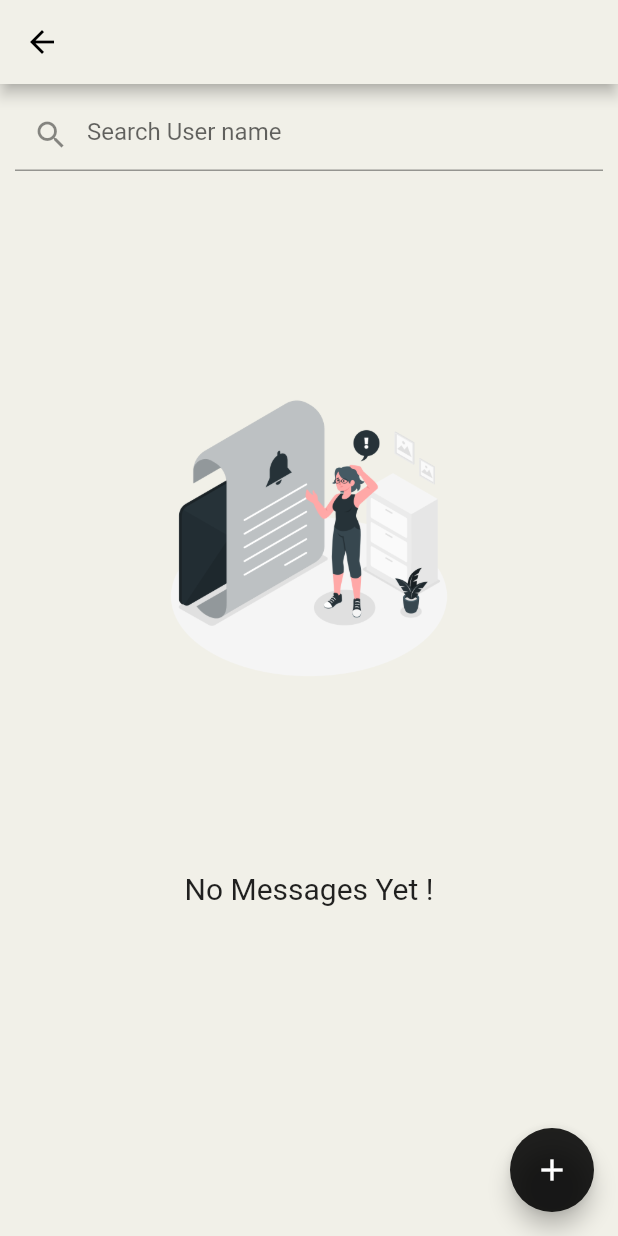
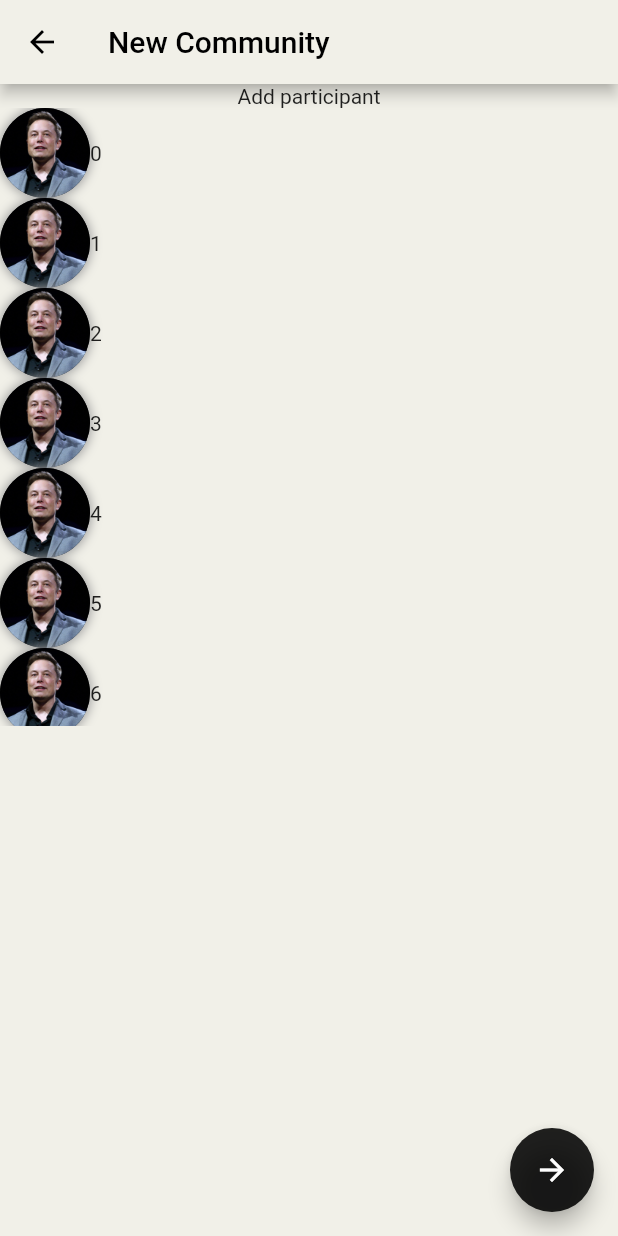
Before and after one commit to imshivamdwivedi/Buddy, a Flutter app: the screen it shows once a user with an empty profile is signed in, item 2 of the bottom bar chosen, after a tap on the "home" icon, after a tap on the "message" icon, on a phone screen of 412 x 824 dp. Run offline on Flutter 3.47's test engine with Material 2 defaults, Android fonts, the phone set to English and light mode, and no system bars; drawn by our look-alikes of flutter_typeahead; our stand-ins replace another_flushbar, firebase_auth, firebase_core, firebase_database, flutter_svg, google_sign_in and 3 more; missing offline and left inert: syncfusion_flutter_core; accounts and stored records are empty.

Commit message:
created create community_screen

```diff
--- /dev/null
+++ b/lib/chat/group/screens/create_community_screen.dart
@@ -0,0 +1,138 @@
+import 'package:buddy/constants.dart';
+import 'package:buddy/user/models/user_model.dart';
+import 'package:flutter/material.dart';
+
+class CreateCommunityScreen extends StatefulWidget {
+  static const routeName = "/create-community";
+  const CreateCommunityScreen({Key? key}) : super(key: key);
+
+  @override
+  _CreateCommunityScreenState createState() => _CreateCommunityScreenState();
+}
+
+class _CreateCommunityScreenState extends State<CreateCommunityScreen> {
+  List<int> _userList = [];
+
+  void _addUserToList(int user) {
+    setState(() {
+      _userList.add(user);
+    });
+  }
+
+  @override
+  Widget build(BuildContext context) {
+    return Scaffold(
+      floatingActionButton: FloatingActionButton(
+        tooltip: 'Create Community',
+        backgroundColor: Colors.black87,
+        child: Icon(
+          Icons.arrow_forward,
+        ),
+        onPressed: () {},
+      ),
+      appBar: AppBar(
+        iconTheme: IconThemeData(color: Colors.black),
+        title: Text(
+          "New Community",
+          style: TextStyle(color: Colors.black),
+        ),
+        backgroundColor: kPrimaryColor,
+      ),
+      body: SingleChildScrollView(
+        child: Container(
+          child: Column(
+            children: [
+              _userList.length > 0
+                  ? Row(
+                      children: [
+                        Flexible(
+                          child: SizedBox(
+                            height: MediaQuery.of(context).size.width * 0.3,
+                            child: ListView.builder(
+                                shrinkWrap: true,
+                                scrollDirection: Axis.horizontal,
+                                itemCount: _userList.length,
+                                itemBuilder: (BuildContext context, int index) {
+                                  return Container(
+                                      width: 85,
+                                      child: Column(
+                                        children: [
+                                          Container(
+                                            decoration: BoxDecoration(
+                                              shape: BoxShape.circle,
+                                              boxShadow: [
+                                                BoxShadow(
+                                                    blurRadius: 5,
+                                                    color: Colors.grey,
+                                                    spreadRadius: 1)
+                                              ],
+                                            ),
+                                            child: CircleAvatar(
+                                              radius: 30,
+                                              backgroundImage: AssetImage(
+                                                  'assets/images/elon.jpg'),
+                                            ),
+                                          ),
+                                          SizedBox(
+                                            height: 5,
+                                          ),
+                                          Text('${_userList[index]}')
+                                        ],
+                                      ));
+                                }),
+                          ),
+                        )
+                      ],
+                    )
+                  : Center(child: Text("Add participant")),
+              Column(
+                children: [
+                  SizedBox(
+                    height: MediaQuery.of(context).size.height * 0.5,
+                    child: ListView.builder(
+                        shrinkWrap: true,
+                        itemCount: 10,
+                        scrollDirection: Axis.vertical,
+                        itemBuilder: (BuildContext context, int index) {
+                          return InkWell(
+                            onTap: () {
+                              _addUserToList(0);
+                            },
+                            child: Container(
+                                width: 85,
+                                child: Row(
+                                  children: [
+                                    Container(
+                                      decoration: BoxDecoration(
+                                        shape: BoxShape.circle,
+                                        boxShadow: [
+                                          BoxShadow(
+                                              blurRadius: 5,
+                                              color: Colors.grey,
+                                              spreadRadius: 1)
+                                        ],
+                                      ),
+                                      child: CircleAvatar(
+                                        radius: 30,
+                                        backgroundImage: AssetImage(
+                                            'assets/images/elon.jpg'),
+                                      ),
+                                    ),
+                                    SizedBox(
+                                      height: 5,
+                                    ),
+                                    Text('${index}')
+                                  ],
+                                )),
+                          );
+                        }),
+                  ),
+                ],
+              ),
+            ],
+          ),
+        ),
+      ),
+    );
+  }
+}
--- a/lib/chat/screens/user_chat_list.dart
+++ b/lib/chat/screens/user_chat_list.dart
@@ -162,6 +162,7 @@ class _UserChatListState extends State<UserChatList> {
   @override
   Widget build(BuildContext context) {
     return Scaffold(
+      resizeToAvoidBottomInset: false,
       floatingActionButton: FloatingActionButton(
         tooltip: 'Create Community',
         backgroundColor: Colors.black87,
@@ -178,7 +179,8 @@ class _UserChatListState extends State<UserChatList> {
           color: Colors.black,
         ),
       ),
-      body: Column(children: [
+      body: SingleChildScrollView(
+        child: Column(children: [
           Container(
             padding: EdgeInsets.all(10),
             child: TypeAheadField<FriendsModel>(
@@ -229,8 +231,9 @@ class _UserChatListState extends State<UserChatList> {
                 if (snap.hasData &&
                     !snap.hasError &&
                     snap.data!.snapshot.value != null) {
-                return Container(
-                  height: MediaQuery.of(context).size.height * 0.8,
+                  return SingleChildScrollView(
+                    child: Container(
+                      height: MediaQuery.of(context).size.height * 0.7,
                       child: FirebaseAnimatedList(
                         // sort: (a, b) {
                         //   return a.value['createdAt'] > b.value['createdAt']
@@ -238,9 +241,12 @@ class _UserChatListState extends State<UserChatList> {
                         //       : 1;
                         // },
                         query: _myList,
-                    itemBuilder: (BuildContext context, DataSnapshot snapshot,
-                        Animation<double> animation, int index) {
-                      if (snapshot.value['user'] != _auth.currentUser!.uid) {
+                        itemBuilder: (BuildContext context,
+                            DataSnapshot snapshot,
+                            Animation<double> animation,
+                            int index) {
+                          if (snapshot.value['user'] !=
+                              _auth.currentUser!.uid) {
                             return ListTile(
                               onTap: () {
                                 //---( Opening Previous Channel )---//
@@ -277,6 +283,7 @@ class _UserChatListState extends State<UserChatList> {
                           }
                         },
                       ),
+                    ),
                   );
                 } else {
                   return Column(
@@ -303,6 +310,7 @@ class _UserChatListState extends State<UserChatList> {
             ),
           ),
         ]),
+      ),
     );
   }
 }
--- a/lib/main.dart
+++ b/lib/main.dart
@@ -1,6 +1,7 @@
 import 'package:buddy/auth/sign_in.dart';
 import 'package:buddy/auth/sign_up.dart';
 import 'package:buddy/auth/verify.dart';
+import 'package:buddy/chat/group/screens/create_community_screen.dart';
 import 'package:buddy/chat/models/chat_search_provider.dart';
 import 'package:buddy/user/models/home_search_provider.dart';
 import 'package:buddy/user/models/user_genre_provider.dart';
@@ -91,6 +92,7 @@ class MyApp extends StatelessWidget {
           UserChatList.routeName: (ctx) => UserChatList(),
           SearchScreen.routeName: (cts) => SearchScreen(),
           SearchConnectionScreen.routeName: (ctx) => SearchConnectionScreen(),
+          CreateCommunityScreen.routeName: (ctx) => CreateCommunityScreen(),
         },
       ),
     );
--- a/lib/notification/screen/notification_screen.dart
+++ b/lib/notification/screen/notification_screen.dart
@@ -24,6 +24,7 @@ class _UserNotificationState extends State<UserNotification> {
   Widget build(BuildContext context) {
     return Scaffold(
       appBar: AppBar(
+        iconTheme: IconThemeData(color: Colors.black),
         title: Text(
           "Notifications",
           style: TextStyle(color: Colors.black87),
--- a/lib/user/screens/user_dashboard_pages.dart/home.dart
+++ b/lib/user/screens/user_dashboard_pages.dart/home.dart
@@ -1,3 +1,4 @@
+import 'package:buddy/chat/group/screens/create_community_screen.dart';
 import 'package:buddy/chat/screens/user_chat_list.dart';
 import 'package:buddy/components/searchbar.dart';
 import 'package:buddy/user/models/activity_model.dart';
@@ -131,7 +132,7 @@ class _UserHomeState extends State<UserHome> {
                       IconButton(
                           onPressed: () {
                             Navigator.of(context)
-                                .pushNamed(UserChatList.routeName);
+                                .pushNamed(CreateCommunityScreen.routeName);
                           },
                           icon: Icon(
                             Icons.message,
--- a/lib/user/screens/user_dashboard_pages.dart/user_profile/user_profile_screen_currentuser.dart
+++ b/lib/user/screens/user_dashboard_pages.dart/user_profile/user_profile_screen_currentuser.dart
@@ -118,6 +118,7 @@ class _UserProfileScreenState extends State<UserProfileScreen> {
     Size size = MediaQuery.of(context).size;
     return Scaffold(
       appBar: AppBar(
+        iconTheme: IconThemeData(color: Colors.black),
         title: Text(
           "Profile",
           style: TextStyle(color: Colors.black87),
```
Also changed, not shown: lib/chat/screens/dm_chat_screen.dart (+12 -2 lines). Lines whose indentation alone changed are shown as unchanged.
